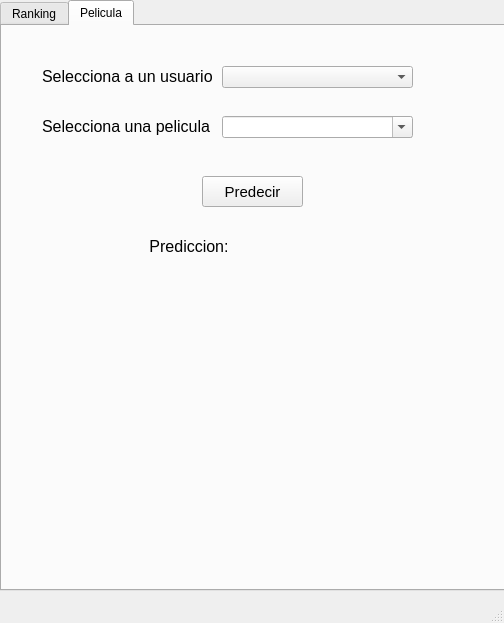
Old version of the form main.ui in the repository pcastillot/RecomendadorPeliculas.
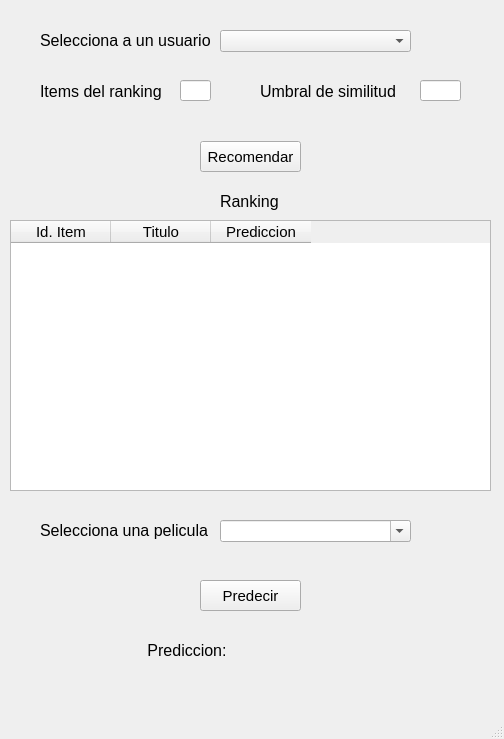
New version of the form. The open tabs and pages were chosen to show the change.

Diff of the .ui file:
```diff
--- a/main.ui
+++ b/main.ui
@@ -7,47 +7,62 @@
     <x>0</x>
     <y>0</y>
     <width>504</width>
-    <height>623</height>
+    <height>739</height>
    </rect>
   </property>
   <property name="minimumSize">
    <size>
     <width>504</width>
-    <height>623</height>
+    <height>739</height>
    </size>
   </property>
   <property name="maximumSize">
    <size>
     <width>504</width>
-    <height>623</height>
+    <height>739</height>
    </size>
   </property>
   <property name="windowTitle">
    <string>MainWindow</string>
   </property>
   <widget class="QWidget" name="centralwidget">
-   <widget class="QTabWidget" name="tabWidget">
+   <widget class="QLineEdit" name="txtUmbral">
     <property name="geometry">
      <rect>
-      <x>0</x>
-      <y>0</y>
-      <width>511</width>
-      <height>591</height>
+      <x>420</x>
+      <y>80</y>
+      <width>41</width>
+      <height>21</height>
      </rect>
     </property>
-    <property name="currentIndex">
-     <number>0</number>
+    <property name="font">
+     <font>
+      <pointsize>11</pointsize>
+     </font>
     </property>
-    <widget class="QWidget" name="tab">
-     <attribute name="title">
-      <string>Ranking</string>
-     </attribute>
-     <widget class="QLabel" name="label">
+    <property name="maxLength">
+     <number>4</number>
+    </property>
+   </widget>
+   <widget class="QComboBox" name="cbUsuariosRanking">
       <property name="geometry">
        <rect>
-        <x>40</x>
-        <y>40</y>
-        <width>171</width>
+      <x>220</x>
+      <y>30</y>
+      <width>191</width>
+      <height>22</height>
+     </rect>
+    </property>
+    <property name="editable">
+     <bool>false</bool>
+    </property>
+   </widget>
+   <widget class="QLabel" name="lblPrediccion">
+    <property name="geometry">
+     <rect>
+      <x>240</x>
+      <y>640</y>
+      <width>101</width>
         <height>21</height>
        </rect>
       </property>
@@ -57,32 +72,35 @@
        </font>
       </property>
       <property name="text">
-       <string>Selecciona a un usuario</string>
-      </property>
-     </widget>
-     <widget class="QLabel" name="label_2">
+     <string/>
+    </property>
+    <property name="alignment">
+     <set>Qt::AlignLeading|Qt::AlignLeft|Qt::AlignVCenter</set>
+    </property>
+   </widget>
+   <widget class="QPushButton" name="btnRecomendarPelicula">
       <property name="geometry">
        <rect>
-        <x>40</x>
-        <y>91</y>
-        <width>131</width>
-        <height>21</height>
+      <x>200</x>
+      <y>580</y>
+      <width>101</width>
+      <height>31</height>
        </rect>
       </property>
       <property name="font">
        <font>
-        <pointsize>12</pointsize>
+      <pointsize>11</pointsize>
        </font>
       </property>
       <property name="text">
-       <string>Items del ranking</string>
+     <string>Predecir</string>
       </property>
      </widget>
      <widget class="QLabel" name="label_3">
       <property name="geometry">
        <rect>
         <x>260</x>
-        <y>91</y>
+      <y>81</y>
         <width>151</width>
         <height>21</height>
        </rect>
@@ -96,29 +114,11 @@
        <string>Umbral de similitud</string>
       </property>
      </widget>
-     <widget class="QLabel" name="label_4">
-      <property name="geometry">
-       <rect>
-        <x>220</x>
-        <y>201</y>
-        <width>61</width>
-        <height>21</height>
-       </rect>
-      </property>
-      <property name="font">
-       <font>
-        <pointsize>12</pointsize>
-       </font>
-      </property>
-      <property name="text">
-       <string>Ranking</string>
-      </property>
-     </widget>
      <widget class="QTableWidget" name="tbRanking">
       <property name="geometry">
        <rect>
         <x>10</x>
-        <y>230</y>
+      <y>220</y>
         <width>481</width>
         <height>271</height>
        </rect>
@@ -154,7 +154,7 @@
       <property name="geometry">
        <rect>
         <x>200</x>
-        <y>151</y>
+      <y>141</y>
         <width>101</width>
         <height>31</height>
        </rect>
@@ -168,109 +168,11 @@
        <string>Recomendar</string>
       </property>
      </widget>
-     <widget class="QLineEdit" name="txtItemsRanking">
-      <property name="geometry">
-       <rect>
-        <x>180</x>
-        <y>90</y>
-        <width>31</width>
-        <height>21</height>
-       </rect>
-      </property>
-      <property name="font">
-       <font>
-        <pointsize>11</pointsize>
-       </font>
-      </property>
-      <property name="maxLength">
-       <number>2</number>
-      </property>
-      <property name="clearButtonEnabled">
-       <bool>false</bool>
-      </property>
-     </widget>
-     <widget class="QLineEdit" name="txtUmbral">
-      <property name="geometry">
-       <rect>
-        <x>420</x>
-        <y>90</y>
-        <width>41</width>
-        <height>21</height>
-       </rect>
-      </property>
-      <property name="font">
-       <font>
-        <pointsize>11</pointsize>
-       </font>
-      </property>
-      <property name="maxLength">
-       <number>4</number>
-      </property>
-     </widget>
-     <widget class="QComboBox" name="cbUsuariosRanking">
-      <property name="geometry">
-       <rect>
-        <x>220</x>
-        <y>40</y>
-        <width>191</width>
-        <height>22</height>
-       </rect>
-      </property>
-      <property name="editable">
-       <bool>false</bool>
-      </property>
-     </widget>
-    </widget>
-    <widget class="QWidget" name="tab_2">
-     <attribute name="title">
-      <string>Pelicula</string>
-     </attribute>
-     <widget class="QComboBox" name="cbUsuariosPelicula">
-      <property name="geometry">
-       <rect>
-        <x>220</x>
-        <y>40</y>
-        <width>191</width>
-        <height>22</height>
-       </rect>
-      </property>
-     </widget>
-     <widget class="QLabel" name="label_5">
-      <property name="geometry">
-       <rect>
-        <x>40</x>
-        <y>40</y>
-        <width>171</width>
-        <height>21</height>
-       </rect>
-      </property>
-      <property name="font">
-       <font>
-        <pointsize>12</pointsize>
-       </font>
-      </property>
-      <property name="text">
-       <string>Selecciona a un usuario</string>
-      </property>
-     </widget>
-     <widget class="QComboBox" name="cbPeliculas">
-      <property name="geometry">
-       <rect>
-        <x>220</x>
-        <y>90</y>
-        <width>191</width>
-        <height>22</height>
-       </rect>
-      </property>
-      <property name="editable">
-       <bool>true</bool>
-      </property>
-     </widget>
      <widget class="QLabel" name="label_6">
       <property name="geometry">
        <rect>
         <x>40</x>
-        <y>90</y>
+      <y>520</y>
         <width>171</width>
         <height>21</height>
        </rect>
@@ -284,29 +186,11 @@
        <string>Selecciona una pelicula</string>
       </property>
      </widget>
-     <widget class="QPushButton" name="btnRecomendarPelicula">
-      <property name="geometry">
-       <rect>
-        <x>200</x>
-        <y>150</y>
-        <width>101</width>
-        <height>31</height>
-       </rect>
-      </property>
-      <property name="font">
-       <font>
-        <pointsize>11</pointsize>
-       </font>
-      </property>
-      <property name="text">
-       <string>Predecir</string>
-      </property>
-     </widget>
      <widget class="QLabel" name="label_7">
       <property name="geometry">
        <rect>
         <x>60</x>
-        <y>210</y>
+      <y>640</y>
         <width>171</width>
         <height>21</height>
        </rect>
@@ -323,12 +207,12 @@
        <set>Qt::AlignRight|Qt::AlignTrailing|Qt::AlignVCenter</set>
       </property>
      </widget>
-     <widget class="QLabel" name="lblPrediccion">
+   <widget class="QLabel" name="label_4">
       <property name="geometry">
        <rect>
-        <x>240</x>
-        <y>210</y>
-        <width>101</width>
+      <x>220</x>
+      <y>191</y>
+      <width>61</width>
         <height>21</height>
        </rect>
       </property>
@@ -338,13 +222,78 @@
        </font>
       </property>
       <property name="text">
-       <string/>
-      </property>
-      <property name="alignment">
-       <set>Qt::AlignLeading|Qt::AlignLeft|Qt::AlignVCenter</set>
-      </property>
-     </widget>
-    </widget>
+     <string>Ranking</string>
+    </property>
+   </widget>
+   <widget class="QComboBox" name="cbPeliculas">
+    <property name="geometry">
+     <rect>
+      <x>220</x>
+      <y>520</y>
+      <width>191</width>
+      <height>22</height>
+     </rect>
+    </property>
+    <property name="editable">
+     <bool>true</bool>
+    </property>
+   </widget>
+   <widget class="QLineEdit" name="txtItemsRanking">
+    <property name="geometry">
+     <rect>
+      <x>180</x>
+      <y>80</y>
+      <width>31</width>
+      <height>21</height>
+     </rect>
+    </property>
+    <property name="font">
+     <font>
+      <pointsize>11</pointsize>
+     </font>
+    </property>
+    <property name="maxLength">
+     <number>2</number>
+    </property>
+    <property name="clearButtonEnabled">
+     <bool>false</bool>
+    </property>
+   </widget>
+   <widget class="QLabel" name="label">
+    <property name="geometry">
+     <rect>
+      <x>40</x>
+      <y>30</y>
+      <width>171</width>
+      <height>21</height>
+     </rect>
+    </property>
+    <property name="font">
+     <font>
+      <pointsize>12</pointsize>
+     </font>
+    </property>
+    <property name="text">
+     <string>Selecciona a un usuario</string>
+    </property>
+   </widget>
+   <widget class="QLabel" name="label_2">
+    <property name="geometry">
+     <rect>
+      <x>40</x>
+      <y>81</y>
+      <width>131</width>
+      <height>21</height>
+     </rect>
+    </property>
+    <property name="font">
+     <font>
+      <pointsize>12</pointsize>
+     </font>
+    </property>
+    <property name="text">
+     <string>Items del ranking</string>
+    </property>
    </widget>
   </widget>
   <widget class="QMenuBar" name="menubar">
```
Lines whose indentation alone changed are shown as unchanged.
